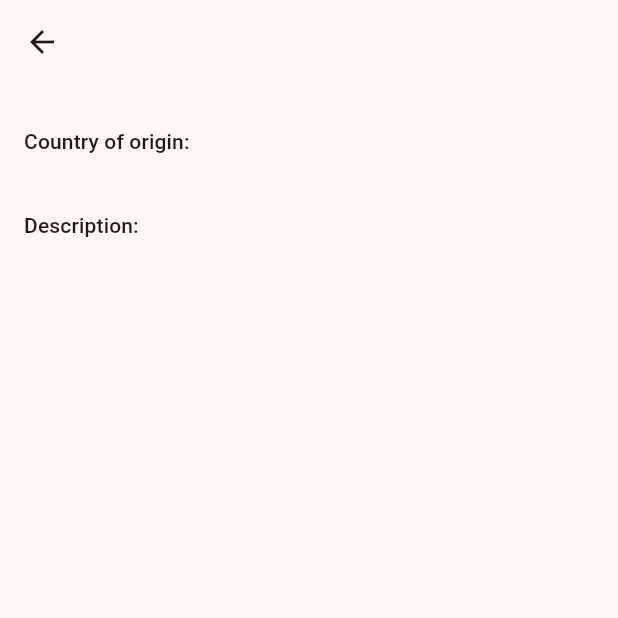
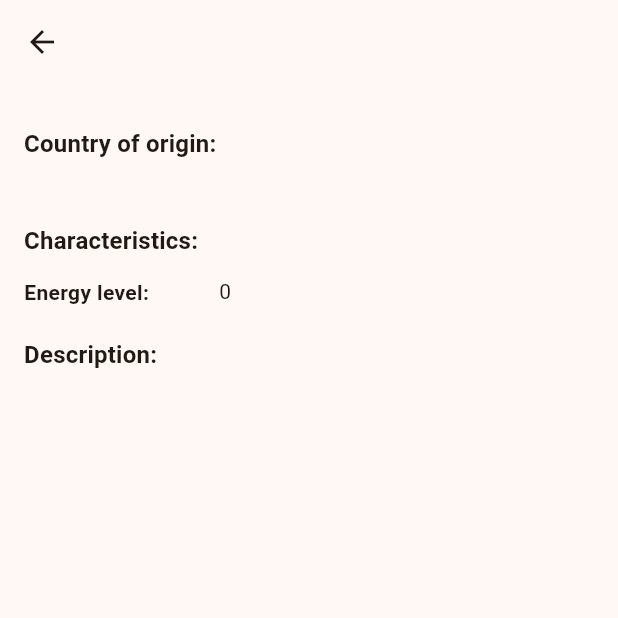
Before and after one commit to elinnlle/mewinder, a Flutter app: the BreedDetailsPage screen opened directly with empty values, on a phone screen of 412 x 824 dp, the top half of it. Run offline on Flutter 3.47's test engine with Material 3 defaults, Android fonts, the phone set to English and light mode, and no system bars; our stand-ins replace cached_network_image, shared_preferences; accounts and stored records are empty; network calls fail.

Commit message:
Расширена модель породы (характеристики), вынесена в отдельный файл, обновлена логика загрузки пород и декомпозирован экран деталей кота

```diff
--- /dev/null
+++ b/lib/common/models/cat_breed.dart
@@ -0,0 +1,48 @@
+// Модель породы
+class CatBreed {
+  final String id;
+  final String name;
+  final String? origin;
+  final String? description;
+  final String? temperament;
+  final String? lifeSpan;
+  final String? weightMetric;
+  final int? energyLevel;
+
+  CatBreed({
+    required this.id,
+    required this.name,
+    this.origin,
+    this.description,
+    this.temperament,
+    this.lifeSpan,
+    this.weightMetric,
+    this.energyLevel,
+  });
+
+  factory CatBreed.fromJson(Map<String, dynamic> json) {
+    return CatBreed(
+      id: json['id'] ?? '',
+      name: json['name'] ?? '',
+      origin: json['origin'],
+      description: json['description'],
+      temperament: json['temperament'],
+      lifeSpan: json['life_span'],
+      weightMetric: json['weight']?['metric'],
+      energyLevel: json['energy_level'],
+    );
+  }
+
+  Map<String, dynamic> toJson() {
+    return {
+      'id': id,
+      'name': name,
+      'origin': origin,
+      'description': description,
+      'temperament': temperament,
+      'life_span': lifeSpan,
+      'weight_metric': weightMetric,
+      'energy_level': energyLevel,
+    };
+  }
+}
--- a/lib/common/models/cat_image.dart
+++ b/lib/common/models/cat_image.dart
@@ -1,3 +1,5 @@
+import 'cat_breed.dart';
+
 // Модель для изображения кота с API
 class CatImage {
   final String id;
@@ -29,36 +31,3 @@ class CatImage {
     };
   }
 }
-
-// Модель породы
-class CatBreed {
-  final String id;
-  final String name;
-  final String? origin;
-  final String? description;
-
-  CatBreed({
-    required this.id,
-    required this.name,
-    this.origin,
-    this.description,
-  });
-
-  factory CatBreed.fromJson(Map<String, dynamic> json) {
-    return CatBreed(
-      id: json['id'] ?? '',
-      name: json['name'] ?? '',
-      origin: json['origin'],
-      description: json['description'],
-    );
-  }
-
-  Map<String, dynamic> toJson() {
-    return {
-      'id': id,
-      'name': name,
-      'origin': origin,
-      'description': description,
-    };
-  }
-}
--- a/lib/common/services/api/cat_api_client.dart
+++ b/lib/common/services/api/cat_api_client.dart
@@ -2,6 +2,7 @@ import 'dart:convert';
 import 'package:http/http.dart' as http;
 
 import '../../models/cat_image.dart';
+import '../../models/cat_breed.dart';
 import '../../../secrets.dart';
 
 class CatApiClient {
--- a/lib/features/breeds/presentation/breed_details_page.dart
+++ b/lib/features/breeds/presentation/breed_details_page.dart
@@ -1,5 +1,5 @@
 import 'package:flutter/material.dart';
-import '../../../common/models/cat_image.dart';
+import '../../../common/models/cat_breed.dart';
 
 class BreedDetailsPage extends StatelessWidget {
   final CatBreed breed;
@@ -24,14 +24,21 @@ class BreedDetailsPage extends StatelessWidget {
   }
 
   Widget _buildContent(BuildContext context) {
-    return Column(
+    return SingleChildScrollView(
+      child: Column(
         crossAxisAlignment: CrossAxisAlignment.start,
         children: [
           const SizedBox(height: 12),
+
           if (breed.origin != null) _buildOrigin(context),
-        if (breed.origin != null) const SizedBox(height: 12),
+          if (breed.origin != null) const SizedBox(height: 16),
+
+          _buildCharacteristics(context),
+          const SizedBox(height: 16),
+
           if (breed.description != null) _buildDescription(context),
         ],
+      ),
     );
   }
 
@@ -41,13 +48,64 @@ class BreedDetailsPage extends StatelessWidget {
       children: [
         Text(
           'Country of origin:',
-          style: Theme.of(context).textTheme.labelLarge,
+          style: Theme.of(context)
+              .textTheme
+              .titleMedium
+              ?.copyWith(fontWeight: FontWeight.bold),
         ),
+        const SizedBox(height: 4),
         Text(
           breed.origin!,
-          style: Theme.of(context).textTheme.bodyLarge,
+          style: Theme.of(context).textTheme.bodyMedium,
         ),
       ],
+    );
+  }
+
+  Widget _buildCharacteristics(BuildContext context) {
+    return Column(
+      crossAxisAlignment: CrossAxisAlignment.start,
+      children: [
+        Text(
+          'Characteristics:',
+          style: Theme.of(context)
+              .textTheme
+              .titleMedium
+              ?.copyWith(fontWeight: FontWeight.bold),
+        ),
+        const SizedBox(height: 8),
+
+        _buildCharacteristicRow('Temperament', breed.temperament),
+        _buildCharacteristicRow('Life span', breed.lifeSpan),
+        _buildCharacteristicRow('Weight (kg)', breed.weightMetric),
+        _buildCharacteristicRow('Energy level', breed.energyLevel?.toString()),
+      ],
+    );
+  }
+
+  Widget _buildCharacteristicRow(String title, String? value) {
+    if (value == null || value.isEmpty) return const SizedBox.shrink();
+
+    return Padding(
+      padding: const EdgeInsets.symmetric(vertical: 4),
+      child: Row(
+        crossAxisAlignment: CrossAxisAlignment.start,
+        children: [
+          SizedBox(
+            width: 130,
+            child: Text(
+              '$title:',
+              style: const TextStyle(fontWeight: FontWeight.w600),
+            ),
+          ),
+          Expanded(
+            child: Text(
+              value,
+              style: const TextStyle(height: 1.3),
+            ),
+          ),
+        ],
+      ),
     );
   }
 
@@ -57,14 +115,16 @@ class BreedDetailsPage extends StatelessWidget {
       children: [
         Text(
           'Description:',
-          style: Theme.of(context).textTheme.labelLarge,
+          style: Theme.of(context)
+              .textTheme
+              .titleMedium
+              ?.copyWith(fontWeight: FontWeight.bold),
         ),
+        const SizedBox(height: 4),
         Text(
           breed.description!,
-          style: Theme.of(context)
-              .textTheme
-              .bodyMedium
-              ?.copyWith(height: 1.3),
+          style: Theme.of(context).textTheme.bodyMedium?.copyWith(height: 1.3),
+          textAlign: TextAlign.justify,
         ),
       ],
     );
--- a/lib/features/breeds/presentation/breeds_page.dart
+++ b/lib/features/breeds/presentation/breeds_page.dart
@@ -1,7 +1,7 @@
 import 'package:flutter/material.dart';
 
 import '../../../common/services/api/cat_api_client.dart';
-import '../../../common/models/cat_image.dart';
+import '../../../common/models/cat_breed.dart';
 import 'breed_details_page.dart';
 
 class BreedsPage extends StatefulWidget {
```
Also changed, not shown: lib/features/cat_swipe/presentation/cat_details_page.dart (+67 -30 lines). Lines whose indentation alone changed are shown as unchanged.
